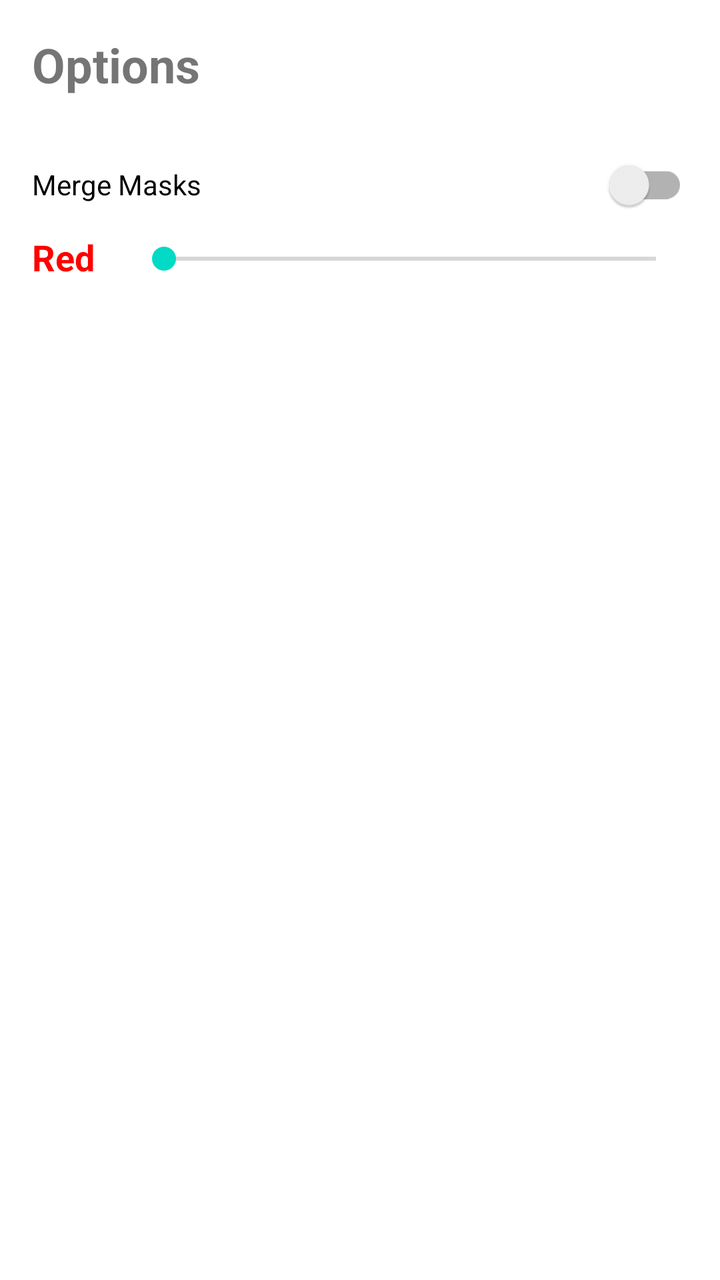
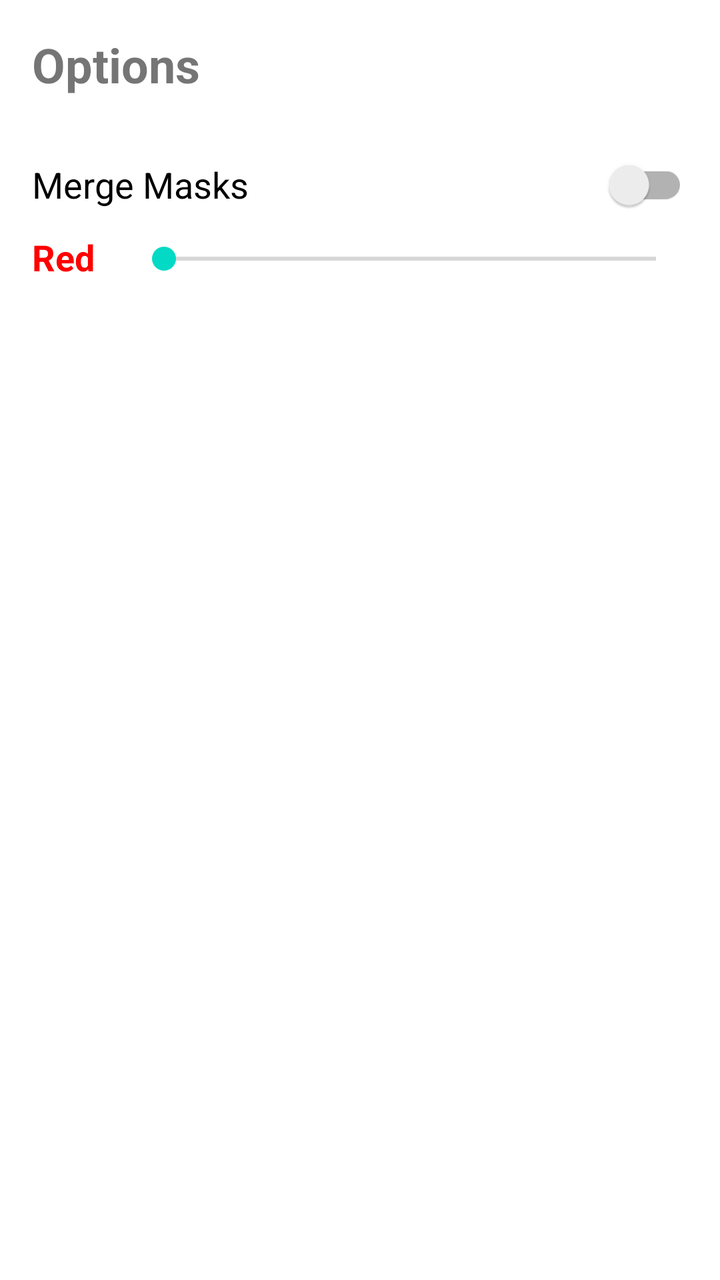

Compare the two renders of this Android layout. The source of the first and the diff that turns it into the second are given below.
<!-- AndroidManifest.xml: application theme Theme.Roof_Segmentation -->
<!-- res/layout/options_menu.xml -->
<?xml version="1.0" encoding="utf-8"?>
<LinearLayout xmlns:android="http://schemas.android.com/apk/res/android"
    android:layout_width="match_parent"
    android:layout_height="wrap_content"
    android:orientation="vertical"
    android:padding="16dp"
    android:layout_margin="10dp"
    >

    <TextView
        android:layout_width="match_parent"
        android:layout_height="wrap_content"
        android:layout_marginBottom="20dp"
        android:text="Options"
        android:textSize="24sp"
        android:textStyle="bold" />

    <androidx.appcompat.widget.SwitchCompat
        android:id="@+id/merge_masks_switch"
        android:layout_width="match_parent"
        android:layout_height="wrap_content"
        android:text="Merge Masks" />

    <LinearLayout
        android:layout_width="match_parent"
        android:layout_height="match_parent"
        android:orientation="horizontal">

        <TextView
            android:layout_width="50dp"
            android:layout_height="wrap_content"
            android:text="Red"
            android:textColor="#FF0000"
            android:textSize="18sp"
            android:textStyle="bold" />

        <SeekBar
            android:id="@+id/seekBarRed"
            android:layout_width="match_parent"
            android:layout_height="wrap_content"
            android:max="255"
            android:progress="0"
            android:layout_marginBottom="8dp"
            android:layout_marginTop="4dp" />

    </LinearLayout>

    <LinearLayout
        android:layout_width="match_parent"
        android:layout_height="match_parent"
        android:orientation="horizontal">

        <TextView
            android:layout_width="50dp"
            android:layout_height="wrap_content"
            android:text="Green"
            android:textColor="#00FF00"
            android:textSize="18sp"
            android:textStyle="bold" />

        <SeekBar
            android:id="@+id/seekBarGreen"
            android:layout_width="match_parent"
            android:layout_height="wrap_content"
            android:max="255"
            android:progress="0"
            android:layout_marginBottom="8dp"
            android:layout_marginTop="4dp" />

    </LinearLayout>

    <LinearLayout
        android:layout_width="match_parent"
        android:layout_height="match_parent"
        android:orientation="horizontal">

        <TextView
            android:layout_width="50dp"
            android:layout_height="wrap_content"
            android:text="Blue"
            android:textColor="#0000FF"
            android:textSize="18sp"
            android:textStyle="bold" />

        <SeekBar
            android:id="@+id/seekBarBlue"
            android:layout_width="match_parent"
            android:layout_height="wrap_content"
            android:max="255"
            android:progress="0"
            android:layout_marginBottom="8dp"
            android:layout_marginTop="4dp" />

    </LinearLayout>

    <LinearLayout
        android:layout_width="match_parent"
        android:layout_height="match_parent"
        android:orientation="horizontal">

        <TextView
            android:layout_width="50dp"
            android:layout_height="wrap_content"
            android:text="Alpha"
            android:textColor="#000000"
            android:textSize="18sp"
            android:textStyle="bold" />

        <SeekBar
            android:id="@+id/seekBarAlpha"
            android:layout_width="match_parent"
            android:layout_height="wrap_content"
            android:max="255"
            android:progress="0"
            android:layout_marginBottom="8dp"
            android:layout_marginTop="4dp" />

    </LinearLayout>

    <View
        android:id="@+id/colorPreview"
        android:layout_width="match_parent"
        android:layout_height="40dp"
        android:layout_marginTop="16dp"
        android:background="#000000" />

</LinearLayout>
<!-- resources referenced by this layout -->
<resources>
  <style name="Theme.Roof_Segmentation" parent="Theme.MaterialComponents.DayNight.DarkActionBar">
          
          <item name="colorPrimary">@color/purple_500</item>
          <item name="colorPrimaryVariant">@color/purple_700</item>
          <item name="colorOnPrimary">@color/white</item>
          
          <item name="colorSecondary">@color/teal_200</item>
          <item name="colorSecondaryVariant">@color/teal_700</item>
          <item name="colorOnSecondary">@color/black</item>
          
          <item name="android:statusBarColor">?attr/colorPrimaryVariant</item>
          
      </style>
  <color name="purple_500">#FF6200EE</color>
  <color name="purple_700">#FF3700B3</color>
  <color name="white">#FFFFFFFF</color>
  <color name="teal_200">#FF03DAC5</color>
  <color name="teal_700">#FF018786</color>
  <color name="black">#FF000000</color>
</resources>

<!-- the commit's change to res/layout/options_menu.xml (unified diff, before → after) -->
@@ -19,7 +19,9 @@
         android:id="@+id/merge_masks_switch"
         android:layout_width="match_parent"
         android:layout_height="wrap_content"
-        android:text="Merge Masks" />
+        android:text="Merge Masks"
+        android:textSize="18sp"
+        android:textColor="@color/black"/>
 
     <LinearLayout
         android:layout_width="match_parent"
@@ -124,4 +126,40 @@
         android:layout_marginTop="16dp"
         android:background="#000000" />
 
+    <TextView
+        android:id="@+id/BoxThresholdText"
+        android:layout_width="match_parent"
+        android:layout_height="wrap_content"
+        android:layout_marginTop="16dp"
+        android:text="Box Threshold: 0.5"
+        android:textSize="18sp"
+        android:textColor="@color/black"/>
+
+    <SeekBar
+        android:id="@+id/seekBarBoxThreshold"
+        android:layout_width="match_parent"
+        android:layout_height="wrap_content"
+        android:max="100"
+        android:progress="0"
+        android:layout_marginBottom="8dp"
+        android:layout_marginTop="4dp" />
+
+    <TextView
+        android:id="@+id/MaskThresholdText"
+        android:layout_width="match_parent"
+        android:layout_height="wrap_content"
+        android:layout_marginTop="16dp"
+        android:text="Mask Threshold: 0.5"
+        android:textSize="18sp"
+        android:textColor="@color/black"/>
+
+    <SeekBar
+        android:id="@+id/seekBarMaskThreshold"
+        android:layout_width="match_parent"
+        android:layout_height="wrap_content"
+        android:max="100"
+        android:progress="0"
+        android:layout_marginBottom="8dp"
+        android:layout_marginTop="4dp" />
+
 </LinearLayout>
